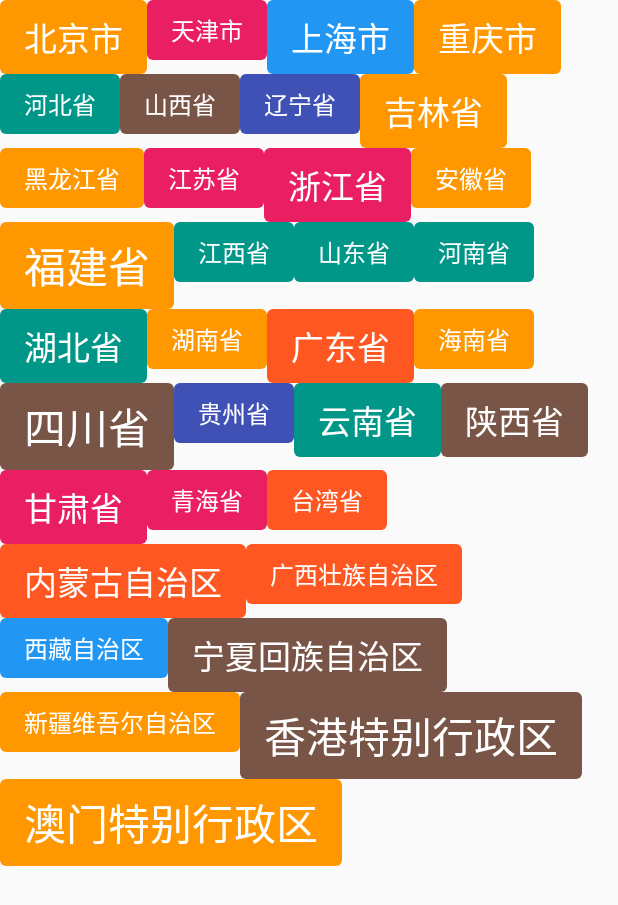
After one commit to ZhaoSiBo/HenCoderView, an Android app: the layout scene_tag_layout.xml on its own in the app's theme, with its tools: preview values and no code run, on a phone screen of 412 x 824 dp. The commit adds this screen. Shown: the top 905 px of the screen. Run offline under Robolectric (Android 15) with nearby library versions, the phone set to English and light mode, and no system bars.

Commit message:
1.自定义Layout实现TagLayout

```diff
--- a/app/src/main/java/com/starts/hencoderview/MainScene.kt
+++ b/app/src/main/java/com/starts/hencoderview/MainScene.kt
@@ -16,10 +16,9 @@ import com.bytedance.scene.ui.template.AppCompatScene
 
  */
 class MainScene : AppCompatScene() {
-
-
     private lateinit var btnSport: AppCompatButton
     private lateinit var btnFlipBoard: AppCompatButton
+    private lateinit var btnTagLayout: AppCompatButton
 
     override fun onCreateContentView(
         inflater: LayoutInflater,
@@ -29,17 +28,21 @@ class MainScene : AppCompatScene() {
         val root = inflater.inflate(R.layout.activity_main, null, false)
         btnSport = root.findViewById(R.id.btnSport)
         btnFlipBoard = root.findViewById(R.id.btnFlipBoard)
+        btnTagLayout = root.findViewById(R.id.btnTagLayout)
         return root
     }
 
     override fun onActivityCreated(savedInstanceState: Bundle?) {
         super.onActivityCreated(savedInstanceState)
-        setTitle("首页")
+        setTitle("HenCoderView")
         btnSport.setOnClickListener {
             requireNavigationScene().push(SportScene::class.java)
         }
         btnFlipBoard.setOnClickListener {
             requireNavigationScene().push(FlipBoardScene::class.java)
+        }
+        btnTagLayout.setOnClickListener {
+            requireNavigationScene().push(TagLayoutScene::class.java)
         }
 
         setStatusBarVisible(true)
--- /dev/null
+++ b/app/src/main/java/com/starts/hencoderview/TagLayoutScene.kt
@@ -0,0 +1,33 @@
+package com.starts.hencoderview
+
+import android.os.Bundle
+import android.view.LayoutInflater
+import android.view.View
+import android.view.ViewGroup
+import com.bytedance.scene.ui.template.AppCompatScene
+
+/**
+
+ *文件描述：.
+ *作者：Created by Administrator on 2020/5/9.
+ *版本号：1.0
+
+ */
+class TagLayoutScene : AppCompatScene() {
+    override fun onCreateContentView(
+        inflater: LayoutInflater,
+        container: ViewGroup,
+        savedInstanceState: Bundle?
+    ): View? {
+        return inflater.inflate(R.layout.scene_tag_layout,null)
+    }
+
+    override fun onActivityCreated(savedInstanceState: Bundle?) {
+        super.onActivityCreated(savedInstanceState)
+
+
+
+    }
+
+
+}
--- /dev/null
+++ b/app/src/main/java/com/starts/hencoderview/view/ColoredTextView.java
@@ -0,0 +1,50 @@
+package com.starts.hencoderview.view;
+
+import android.content.Context;
+import android.graphics.Canvas;
+import android.graphics.Color;
+import android.graphics.Paint;
+import android.util.AttributeSet;
+
+import androidx.annotation.Nullable;
+
+import java.util.Random;
+
+public class ColoredTextView extends androidx.appcompat.widget.AppCompatTextView {
+    private static final int[] COLORS = {
+            Color.parseColor("#E91E63"),
+            Color.parseColor("#673AB7"),
+            Color.parseColor("#3F51B5"),
+            Color.parseColor("#2196F3"),
+            Color.parseColor("#009688"),
+            Color.parseColor("#FF9800"),
+            Color.parseColor("#FF5722"),
+            Color.parseColor("#795548")
+    };
+    private static final int[] TEXT_SIZES = {
+            16, 22, 28
+    };
+    private static final Random random = new Random();
+    private static final int CORNER_RADIUS = (int) Utils.dpToPixel(4);
+    private static final int X_PADDING = (int) Utils.dpToPixel(16);
+    private static final int Y_PADDING = (int) Utils.dpToPixel(8);
+
+    Paint paint = new Paint(Paint.ANTI_ALIAS_FLAG);
+
+    public ColoredTextView(Context context, @Nullable AttributeSet attrs) {
+        super(context, attrs);
+    }
+
+    {
+        setTextColor(Color.WHITE);
+        setTextSize(TEXT_SIZES[random.nextInt(3)]);
+        paint.setColor(COLORS[random.nextInt(COLORS.length)]);
+        setPadding(X_PADDING, Y_PADDING, X_PADDING, Y_PADDING);
+    }
+
+    @Override
+    protected void onDraw(Canvas canvas) {
+        canvas.drawRoundRect(0, 0, getWidth(), getHeight(), CORNER_RADIUS, CORNER_RADIUS, paint);
+        super.onDraw(canvas);
+    }
+}
--- /dev/null
+++ b/app/src/main/java/com/starts/hencoderview/view/TagLayout.kt
@@ -0,0 +1,93 @@
+package com.starts.hencoderview.view
+
+import android.annotation.SuppressLint
+import android.content.Context
+import android.graphics.Rect
+import android.util.AttributeSet
+import android.view.ViewGroup
+import kotlin.math.max
+
+
+/**
+
+ *文件描述：.
+ *作者：Created by Administrator on 2020/5/9.
+ *版本号：1.0
+ */
+class TagLayout(context: Context?,attrs: AttributeSet?) : ViewGroup(context, attrs) {
+
+    private val childBounds = ArrayList<Rect>()
+    //1.调用每个子 View 的 measure() 来计算子 View 的尺寸
+    //2.计算子 View 的位置并保存子 View 的位置和尺寸
+    //3.计算自己的尺寸并用 setMeasuredDimension() 保存
+    @SuppressLint("DrawAllocation")
+    override fun onMeasure(widthMeasureSpec: Int, heightMeasureSpec: Int) {
+        super.onMeasure(widthMeasureSpec, heightMeasureSpec)
+
+        var widthUsed = 0
+
+        var heightUsed = 0
+
+        //单行被占用的宽度
+        var lineWidthUsed = 0
+
+        var lineMaxHeight = 0
+
+        //获取当前Layout的Spec（当前Layout的父View给自己的测量规则和尺寸）
+        val specMode  = MeasureSpec.getMode(widthMeasureSpec)
+        val specWidth  = MeasureSpec.getSize(widthMeasureSpec)
+
+        for (i in 0 until childCount) {
+            val  childView = getChildAt(i)
+            //测量子View的宽度和高度（withUsed 给0 是位置让空间自由测量，这样就可以得到空间的自由尺寸，用来指导是否需要折行）
+            measureChildWithMargins(childView, widthMeasureSpec, 0, heightMeasureSpec, heightUsed)
+            //判断折行
+            if(lineWidthUsed  + childView.measuredWidth > specWidth){
+                lineWidthUsed = 0
+                heightUsed += lineMaxHeight
+                lineMaxHeight = 0
+                measureChildWithMargins(childView, widthMeasureSpec, 0, heightMeasureSpec, heightUsed)
+            }
+
+
+            //存位置
+            lateinit var childBound: Rect;
+            if (childBounds.size <= i) {
+                childBound = Rect()
+                childBounds.add(childBound)
+            } else {
+                childBound = childBounds[i]
+            }
+            childBound.set(
+                lineWidthUsed,
+                heightUsed,
+                lineWidthUsed + childView.measuredWidth,
+                heightUsed + childView.measuredHeight
+            )
+
+            lineWidthUsed += childView.measuredWidth
+            widthUsed  += max(widthUsed, lineWidthUsed)
+            lineMaxHeight = max(childView.measuredHeight,lineMaxHeight)
+
+        }
+
+        //存自己的测量宽度
+        val with = widthUsed
+        val height = heightUsed + lineMaxHeight
+        setMeasuredDimension(with, height)
+    }
+
+
+    override fun onLayout(changed: Boolean, l: Int, t: Int, r: Int, b: Int) {
+        for (i in 0 until childCount) {
+            val child = getChildAt(i)
+            val childBounds = childBounds[i]
+            child.layout(childBounds.left, childBounds.top, childBounds.right, childBounds.bottom)
+        }
+    }
+
+    override fun generateLayoutParams(attrs: AttributeSet?): LayoutParams {
+        return MarginLayoutParams(context, attrs)
+    }
+
+}
--- /dev/null
+++ b/app/src/main/java/com/starts/hencoderview/view/Utils.java
@@ -0,0 +1,11 @@
+package com.starts.hencoderview.view;
+
+import android.content.res.Resources;
+import android.util.TypedValue;
+
+public class Utils {
+    public static float dpToPixel(float dp) {
+        return  TypedValue.applyDimension(TypedValue.COMPLEX_UNIT_DIP, dp,
+                Resources.getSystem().getDisplayMetrics());
+    }
+}
--- a/app/src/main/res/layout/activity_main.xml
+++ b/app/src/main/res/layout/activity_main.xml
@@ -31,4 +31,15 @@
             android:layout_marginTop="12dp"
             />
 
+        <androidx.appcompat.widget.AppCompatButton
+            android:id="@+id/btnTagLayout"
+            android:layout_width="120dp"
+            android:layout_height="60dp"
+            android:textColor="@color/white"
+            android:background="#59B0FF"
+            android:text="TagLayout"
+            android:elevation="5dp"
+            android:layout_marginTop="12dp"
+            />
+
 </LinearLayout>
--- a/app/src/main/res/layout/scene_sport_view.xml
+++ b/app/src/main/res/layout/scene_sport_view.xml
@@ -19,8 +19,6 @@
         android:layout_marginBottom="100dp"
         style="@android:style/Widget.ProgressBar.Horizontal"
         android:progressDrawable="@drawable/layer_list_progress_drawable"
-        android:indeterminateOnly="true"
-        android:indeterminateDrawable="@color/colorAccent"
         android:visibility="invisible"
         />
 
--- /dev/null
+++ b/app/src/main/res/layout/scene_tag_layout.xml
@@ -0,0 +1,181 @@
+<?xml version="1.0" encoding="utf-8"?>
+<androidx.constraintlayout.widget.ConstraintLayout xmlns:android="http://schemas.android.com/apk/res/android"
+    android:layout_width="match_parent"
+    android:layout_height="match_parent"
+    android:orientation="vertical">
+    <com.starts.hencoderview.view.TagLayout
+        android:layout_width="match_parent"
+        android:layout_height="match_parent">
+        <com.starts.hencoderview.view.ColoredTextView
+            android:layout_width="wrap_content"
+            android:layout_height="wrap_content"
+            android:text="北京市" />
+
+        <com.starts.hencoderview.view.ColoredTextView
+            android:layout_width="wrap_content"
+            android:layout_height="wrap_content"
+            android:text="天津市" />
+
+        <com.starts.hencoderview.view.ColoredTextView
+            android:layout_width="wrap_content"
+            android:layout_height="wrap_content"
+            android:text="上海市" />
+
+        <com.starts.hencoderview.view.ColoredTextView
+            android:layout_width="wrap_content"
+            android:layout_height="wrap_content"
+            android:text="重庆市" />
+
+        <com.starts.hencoderview.view.ColoredTextView
+            android:layout_width="wrap_content"
+            android:layout_height="wrap_content"
+            android:text="河北省" />
+
+        <com.starts.hencoderview.view.ColoredTextView
+            android:layout_width="wrap_content"
+            android:layout_height="wrap_content"
+            android:text="山西省" />
+
+        <com.starts.hencoderview.view.ColoredTextView
+            android:layout_width="wrap_content"
+            android:layout_height="wrap_content"
+            android:text="辽宁省" />
+
+        <com.starts.hencoderview.view.ColoredTextView
+            android:layout_width="wrap_content"
+            android:layout_height="wrap_content"
+            android:text="吉林省" />
+
+        <com.starts.hencoderview.view.ColoredTextView
+            android:layout_width="wrap_content"
+            android:layout_height="wrap_content"
+            android:text="黑龙江省" />
+
+        <com.starts.hencoderview.view.ColoredTextView
+            android:layout_width="wrap_content"
+            android:layout_height="wrap_content"
+            android:text="江苏省" />
+
+        <com.starts.hencoderview.view.ColoredTextView
+            android:layout_width="wrap_content"
+            android:layout_height="wrap_content"
+            android:text="浙江省" />
+
+        <com.starts.hencoderview.view.ColoredTextView
+            android:layout_width="wrap_content"
+            android:layout_height="wrap_content"
+            android:text="安徽省" />
+
+        <com.starts.hencoderview.view.ColoredTextView
+            android:layout_width="wrap_content"
+            android:layout_height="wrap_content"
+            android:text="福建省" />
+
+        <com.starts.hencoderview.view.ColoredTextView
+            android:layout_width="wrap_content"
+            android:layout_height="wrap_content"
+            android:text="江西省" />
+
+        <com.starts.hencoderview.view.ColoredTextView
+            android:layout_width="wrap_content"
+            android:layout_height="wrap_content"
+            android:text="山东省" />
+
+        <com.starts.hencoderview.view.ColoredTextView
+            android:layout_width="wrap_content"
+            android:layout_height="wrap_content"
+            android:text="河南省" />
+
+        <com.starts.hencoderview.view.ColoredTextView
+            android:layout_width="wrap_content"
+            android:layout_height="wrap_content"
+            android:text="湖北省" />
+
+        <com.starts.hencoderview.view.ColoredTextView
+            android:layout_width="wrap_content"
+            android:layout_height="wrap_content"
+            android:text="湖南省" />
+
+        <com.starts.hencoderview.view.ColoredTextView
+            android:layout_width="wrap_content"
+            android:layout_height="wrap_content"
+            android:text="广东省" />
+
+        <com.starts.hencoderview.view.ColoredTextView
+            android:layout_width="wrap_content"
+            android:layout_height="wrap_content"
+            android:text="海南省" />
+
+        <com.starts.hencoderview.view.ColoredTextView
+            android:layout_width="wrap_content"
+            android:layout_height="wrap_content"
+            android:text="四川省" />
+
+        <com.starts.hencoderview.view.ColoredTextView
+            android:layout_width="wrap_content"
+            android:layout_height="wrap_content"
+            android:text="贵州省" />
+
+        <com.starts.hencoderview.view.ColoredTextView
+            android:layout_width="wrap_content"
+            android:layout_height="wrap_content"
+            android:text="云南省" />
+
+        <com.starts.hencoderview.view.ColoredTextView
+            android:layout_width="wrap_content"
+            android:layout_height="wrap_content"
+            android:text="陕西省" />
+
+        <com.starts.hencoderview.view.ColoredTextView
+            android:layout_width="wrap_content"
+            android:layout_height="wrap_content"
+            android:text="甘肃省" />
+
+        <com.starts.hencoderview.view.ColoredTextView
+            android:layout_width="wrap_content"
+            android:layout_height="wrap_content"
+            android:text="青海省" />
+
+        <com.starts.hencoderview.view.ColoredTextView
+            android:layout_width="wrap_content"
+            android:layout_height="wrap_content"
+            android:text="台湾省" />
+
+        <com.starts.hencoderview.view.ColoredTextView
+            android:layout_width="wrap_content"
+            android:layout_height="wrap_content"
+            android:text="内蒙古自治区" />
+
+        <com.starts.hencoderview.view.ColoredTextView
+            android:layout_width="wrap_content"
+            android:layout_height="wrap_content"
+            android:text="广西壮族自治区" />
+
+        <com.starts.hencoderview.view.ColoredTextView
+            android:layout_width="wrap_content"
+            android:layout_height="wrap_content"
+            android:text="西藏自治区" />
+
+        <com.starts.hencoderview.view.ColoredTextView
+            android:layout_width="wrap_content"
+            android:layout_height="wrap_content"
+            android:text="宁夏回族自治区" />
+
+        <com.starts.hencoderview.view.ColoredTextView
+            android:layout_width="wrap_content"
+            android:layout_height="wrap_content"
+            android:text="新疆维吾尔自治区" />
+
+        <com.starts.hencoderview.view.ColoredTextView
+            android:layout_width="wrap_content"
+            android:layout_height="wrap_content"
+            android:text="香港特别行政区" />
+
+        <com.starts.hencoderview.view.ColoredTextView
+            android:layout_width="wrap_content"
+            android:layout_height="wrap_content"
+            android:text="澳门特别行政区" />
+
+    </com.starts.hencoderview.view.TagLayout>
+
+</androidx.constraintlayout.widget.ConstraintLayout>
```
